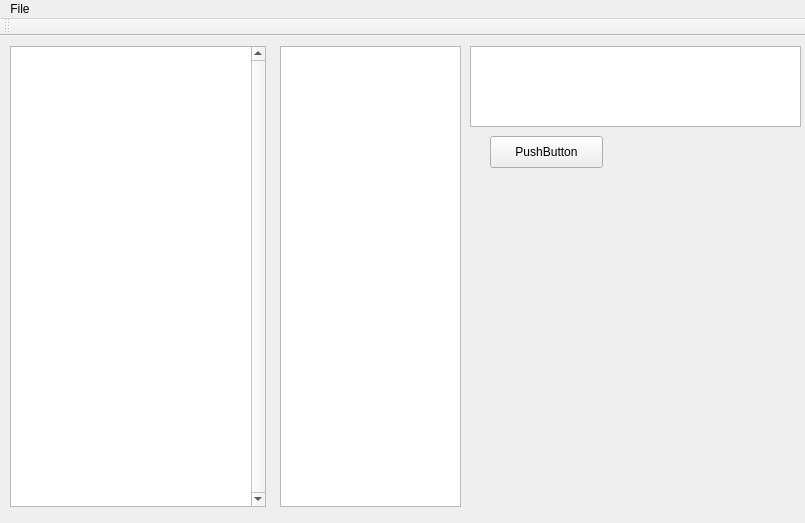
The window that src/MainWindow.ui (MeddleGit/MeddleGit) describes before a commit, drawn with Qt 5.
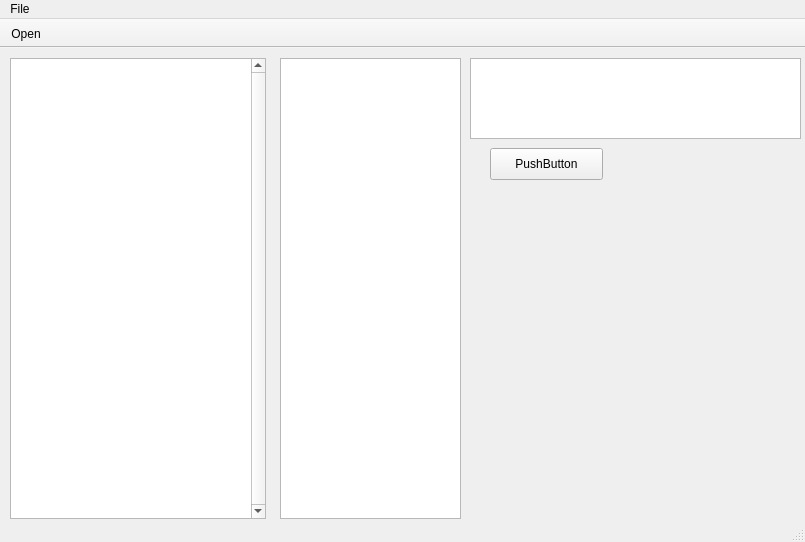
The same window after the commit.

Commit message: add open repository button + refactor git

```diff
--- a/src/MainWindow.ui
+++ b/src/MainWindow.ui
@@ -7,7 +7,7 @@
     <x>0</x>
     <y>0</y>
     <width>805</width>
-    <height>523</height>
+    <height>542</height>
    </rect>
   </property>
   <property name="windowTitle">
@@ -112,18 +112,44 @@
    <addaction name="menuFile"/>
   </widget>
   <widget class="QToolBar" name="mainToolBar">
+   <property name="movable">
+    <bool>false</bool>
+   </property>
+   <property name="toolButtonStyle">
+    <enum>Qt::ToolButtonTextBesideIcon</enum>
+   </property>
+   <property name="floatable">
+    <bool>false</bool>
+   </property>
    <attribute name="toolBarArea">
     <enum>TopToolBarArea</enum>
    </attribute>
    <attribute name="toolBarBreak">
     <bool>false</bool>
    </attribute>
+   <addaction name="actionOpen"/>
+  </widget>
+  <widget class="QStatusBar" name="statusBar">
+   <property name="sizeGripEnabled">
+    <bool>true</bool>
+   </property>
   </widget>
   <action name="actionTest">
    <property name="text">
     <string>Test</string>
    </property>
   </action>
+  <action name="actionOpen">
+   <property name="text">
+    <string>Open</string>
+   </property>
+   <property name="iconText">
+    <string>Open</string>
+   </property>
+   <property name="toolTip">
+    <string>Open</string>
+   </property>
+  </action>
  </widget>
  <layoutdefault spacing="6" margin="11"/>
  <resources/>
```
Left out of the diff: 2 changed lines with no effect on the pictures. The commit also changes 4 other files.
